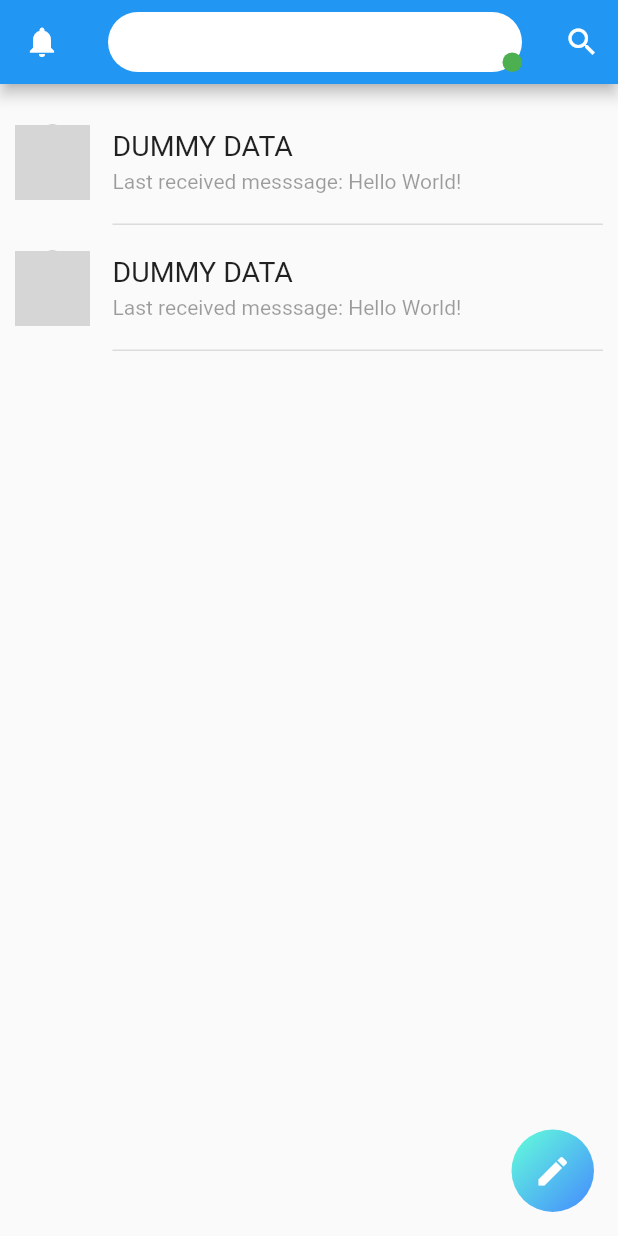
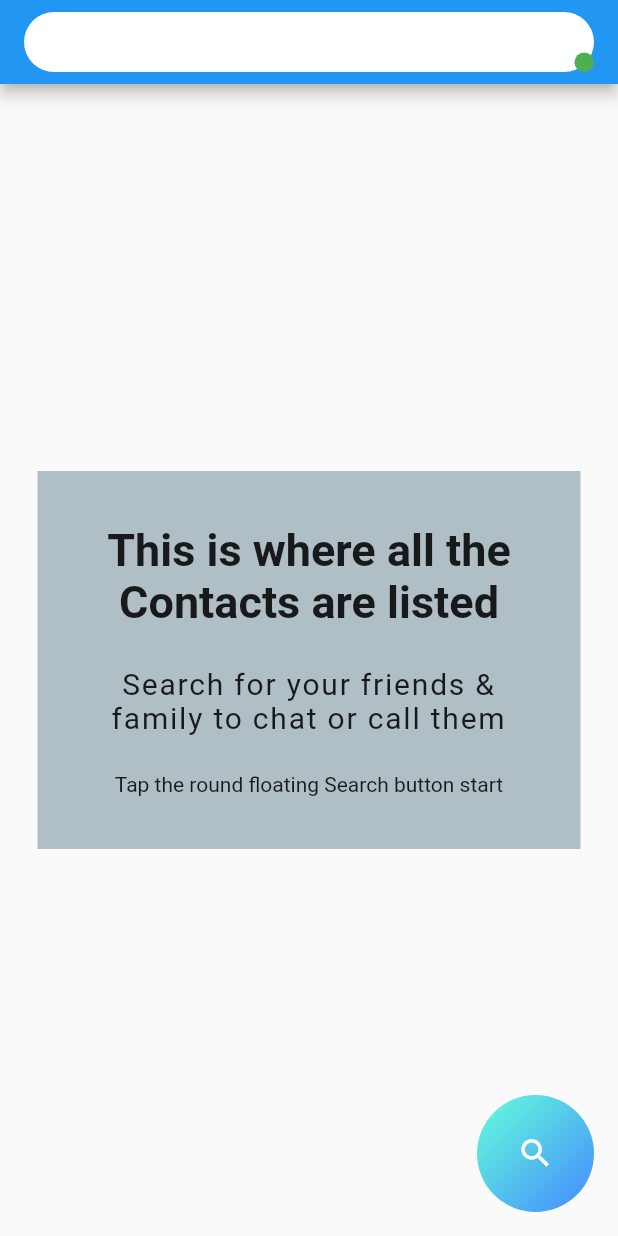
Before and after one commit to mowet601/rtc_firebase, a Flutter app: the ChatListScreen screen opened directly, on a phone screen of 412 x 824 dp. Run offline on Flutter 3.47's test engine with Material 2 defaults, Android fonts, the phone set to English and light mode, and no system bars; our stand-ins replace audioplayers, cached_network_image, cloud_firestore, email_validator, firebase_core, firebase_storage and 4 more; missing offline and left inert: agora_rtc_engine, cloud_firestore_web, emoji_picker, firebase_core_web, shared_preferences_web; accounts and stored records are empty; project files that could hold a hidden picture were left out; grey boxes are pictures that could not be loaded.

Commit message:
ringtone contactlist call ui mod

```diff
--- a/lib/generated_plugin_registrant.dart
+++ b/lib/generated_plugin_registrant.dart
@@ -5,6 +5,7 @@
 // ignore: unused_import
 import 'dart:ui';
 
+import 'package:audioplayers/audioplayers_web.dart';
 import 'package:cloud_firestore_web/cloud_firestore_web.dart';
 import 'package:firebase_core_web/firebase_core_web.dart';
 import 'package:fluttertoast/fluttertoast_web.dart';
@@ -14,6 +15,7 @@ import 'package:flutter_web_plugins/flutter_web_plugins.dart';
 
 // ignore: public_member_api_docs
 void registerPlugins(PluginRegistry registry) {
+  AudioplayersPlugin.registerWith(registry.registrarFor(AudioplayersPlugin));
   FirebaseFirestoreWeb.registerWith(registry.registrarFor(FirebaseFirestoreWeb));
   FirebaseCoreWeb.registerWith(registry.registrarFor(FirebaseCoreWeb));
   FluttertoastWebPlugin.registerWith(registry.registrarFor(FluttertoastWebPlugin));
--- /dev/null
+++ b/lib/models/contactModel.dart
@@ -0,0 +1,35 @@
+import 'package:cloud_firestore/cloud_firestore.dart';
+
+class ContactModel {
+  String uid;
+  String fullname;
+  String email;
+  String profilePhoto;
+  Timestamp timeAdded;
+
+  ContactModel({
+    this.uid,
+    this.fullname,
+    this.email,
+    this.profilePhoto,
+    this.timeAdded,
+  });
+
+  Map<String, dynamic> toMap() {
+    var data = Map<String, dynamic>();
+    data['contact_uid'] = this.uid;
+    data['fullname'] = this.fullname;
+    data['email'] = this.email;
+    data['profilePhoto'] = this.profilePhoto;
+    data['time_added'] = this.timeAdded;
+    return data;
+  }
+
+  ContactModel.fromMap(Map<String, dynamic> map) {
+    this.uid = map['contact_uid'];
+    this.fullname = map['fullname'];
+    this.email = map['email'];
+    this.profilePhoto = map['profilePhoto'];
+    this.timeAdded = map['time_added'];
+  }
+}
--- a/lib/screens/callscreens/pickup_layout.dart
+++ b/lib/screens/callscreens/pickup_layout.dart
@@ -15,8 +15,8 @@ class PickupLayout extends StatelessWidget {
   @override
   Widget build(BuildContext context) {
     final UserProvider userProvider = Provider.of<UserProvider>(context);
-    print('userprovider? ' + (userProvider != null).toString());
-    print('userprovider.getuser? ' + (userProvider.getUser != null).toString());
+    // print('userprovider? ' + (userProvider != null).toString());
+    // print('userprovider.getuser? ' + (userProvider.getUser != null).toString());
     return (userProvider != null && userProvider.getUser != null)
         ? StreamBuilder<DocumentSnapshot>(
             stream: callMethods.callStream(uid: userProvider.getUser.uid),
--- a/lib/screens/chatlist_screen.dart
+++ b/lib/screens/chatlist_screen.dart
@@ -1,67 +1,27 @@
+import 'package:cloud_firestore/cloud_firestore.dart';
 import 'package:flutter/material.dart';
-import 'package:shared_preferences/shared_preferences.dart';
+import 'package:provider/provider.dart';
+import 'package:webrtc_test/models/contactModel.dart';
+import 'package:webrtc_test/models/userProvider.dart';
+import 'package:webrtc_test/string_constant.dart';
 
 import 'custom_tile.dart';
 
-class ChatListScreen extends StatefulWidget {
-  @override
-  _ChatListScreenState createState() => _ChatListScreenState();
-}
-
-class _ChatListScreenState extends State<ChatListScreen> {
-  String currentUser = '';
-
-  @override
-  void initState() {
-    super.initState();
-    getCurrentUserfromPrefs();
-  }
-
-  void getCurrentUserfromPrefs() async {
-    SharedPreferences prefs = await SharedPreferences.getInstance();
-    setState(() {
-      currentUser = prefs.getString('myemail').split('@')[0];
-    });
-  }
-
+class ChatListScreen extends StatelessWidget {
   @override
   Widget build(BuildContext context) {
+    final UserProvider userProvider = Provider.of<UserProvider>(context);
     return Scaffold(
       appBar: AppBar(
-        leading: IconButton(
-          icon: Icon(
-            Icons.notifications,
-            color: Colors.white,
+        centerTitle: true,
+        title: getUsernameBar(userProvider.getUser.name.split(' ')[0]),
       ),
-          onPressed: () {},
-        ),
-        title: getUsernameBar(),
-        centerTitle: true,
-        actions: [
-          IconButton(
-            icon: Icon(
-              Icons.search,
-              color: Colors.white,
-            ),
-            onPressed: () {
-              Navigator.pushNamed(context, '/search');
-            },
-          ),
-          // IconButton(
-          //   icon: Icon(
-          //     Icons.more_vert,
-          //     color: Colors.white,
-          //   ),
-          //   onPressed: () {},
-          // ),
-        ],
-      ),
-      floatingActionButton: newChatButton(),
-      body: ChatListContainer(currentUser),
+      floatingActionButton: searchButton(context),
+      body: ChatListContainer(myUserId: userProvider.getUser.uid),
     );
   }
 
-  Widget getUsernameBar() {
+  Widget getUsernameBar(String name) {
     return Container(
       height: 40,
       decoration: BoxDecoration(
@@ -72,7 +32,7 @@ class _ChatListScreenState extends State<ChatListScreen> {
         children: [
           Align(
             alignment: Alignment.center,
-            child: Text(currentUser.toUpperCase(),
+            child: Text(name,
                 style: TextStyle(
                     fontWeight: FontWeight.bold,
                     color: Colors.blueAccent,
@@ -95,7 +55,7 @@ class _ChatListScreenState extends State<ChatListScreen> {
     );
   }
 
-  Widget newChatButton() {
+  Widget searchButton(BuildContext c) {
     return Container(
       decoration: BoxDecoration(
           gradient: LinearGradient(
@@ -103,43 +63,66 @@ class _ChatListScreenState extends State<ChatListScreen> {
               begin: Alignment.topLeft,
               end: Alignment.bottomRight),
           borderRadius: BorderRadius.circular(40)),
-      child: Icon(
-        Icons.edit,
+      child: IconButton(
+        icon: Icon(Icons.search),
         color: Colors.white,
-        size: 25,
+        iconSize: 25,
+        onPressed: () {
+          Navigator.pushNamed(c, '/search');
+        },
       ),
       padding: EdgeInsets.all(15),
     );
   }
 }
 
-class ChatListContainer extends StatefulWidget {
-  final String currentUserId;
+class ChatListContainer extends StatelessWidget {
+  final String myUserId;
 
-  const ChatListContainer(this.currentUserId);
+  const ChatListContainer({this.myUserId});
 
-  @override
-  _ChatListContainerState createState() => _ChatListContainerState();
-}
-
-class _ChatListContainerState extends State<ChatListContainer> {
   @override
   Widget build(BuildContext context) {
     return Container(
-      child: ListView.builder(
+      child: StreamBuilder<QuerySnapshot>(
+          stream: fetchContacts(myUserId),
+          builder: (context, snapshot) {
+            if (snapshot.hasData) {
+              var docList = snapshot.data.docs;
+              if (docList.isEmpty) {
+                return quietBox();
+              } else
+                return ListView.builder(
                     padding: EdgeInsets.all(10),
-          itemCount: 2,
+                    itemCount: docList.length,
                     itemBuilder: (context, index) {
+                      ContactModel contact =
+                          ContactModel.fromMap(docList[index].data());
+                      return contactTile(contact);
+                    });
+            }
+            return Center(
+              child: CircularProgressIndicator(),
+            );
+          }),
+    );
+  }
+
+  Widget contactTile(ContactModel contact) {
     return CustomTile(
       mini: false,
       onTap: () {},
       title: Text(
-                'DUMMY DATA',
+        contact.fullname,
         style: TextStyle(fontSize: 19),
       ),
       subtitle: Text(
-                'Last received messsage: Hello World!',
+        contact.email,
         style: TextStyle(color: Colors.black38, fontSize: 14),
+      ),
+      trailing: Text(
+        contact.uid,
+        style: TextStyle(color: Colors.grey, fontSize: 10),
       ),
       leading: Container(
         constraints: BoxConstraints(maxHeight: 50, maxWidth: 50),
@@ -148,8 +131,7 @@ class _ChatListContainerState extends State<ChatListContainer> {
             CircleAvatar(
               maxRadius: 30,
               backgroundColor: Colors.grey,
-                      backgroundImage: NetworkImage(
-                          'https://media-exp1.licdn.com/dms/image/C5603AQGCe3CwEl_Jmw/profile-displayphoto-shrink_200_200/0?e=1606348800&v=beta&t=YmLJ31uRSUsEJHGBCBZcPRm8nqA2isG2xS2tI_oJMMc'),
+              backgroundImage: NetworkImage(contact.profilePhoto),
             ),
             Align(
               alignment: Alignment.bottomRight,
@@ -158,7 +140,8 @@ class _ChatListContainerState extends State<ChatListContainer> {
                 width: 13,
                 decoration: BoxDecoration(
                   shape: BoxShape.circle,
-                          color: Colors.green,
+                  color:
+                      Colors.purple, // TODO : implement online status flagging
                 ),
               ),
             )
@@ -166,7 +149,54 @@ class _ChatListContainerState extends State<ChatListContainer> {
         ),
       ),
     );
-          }),
+  }
+
+  Stream<QuerySnapshot> fetchContacts(String userId) {
+    return FirebaseFirestore.instance
+        .collection(USERS_COLLECTION)
+        .doc(userId)
+        .collection(CONTACTS_COLLECTION)
+        .snapshots();
+  }
+
+  Widget quietBox() {
+    return Center(
+      child: Padding(
+        padding: EdgeInsets.symmetric(horizontal: 25),
+        child: Container(
+          color: Colors.blueGrey[200],
+          padding: EdgeInsets.symmetric(vertical: 35, horizontal: 25),
+          child: Column(
+            mainAxisSize: MainAxisSize.min,
+            crossAxisAlignment: CrossAxisAlignment.center,
+            children: [
+              Text(
+                'This is where all the Contacts are listed',
+                textAlign: TextAlign.center,
+                style: TextStyle(
+                  fontWeight: FontWeight.bold,
+                  fontSize: 30,
+                ),
+              ),
+              SizedBox(height: 25),
+              Text(
+                'Search for your friends & family to chat or call them',
+                textAlign: TextAlign.center,
+                style: TextStyle(
+                  letterSpacing: 1.2,
+                  fontWeight: FontWeight.normal,
+                  fontSize: 20,
+                ),
+              ),
+              SizedBox(height: 25),
+              Text(
+                'Tap the round floating Search button start',
+                // style: TextStyle(color: Colors.grey),
+              )
+            ],
+          ),
+        ),
+      ),
     );
   }
 }
--- a/lib/string_constant.dart
+++ b/lib/string_constant.dart
@@ -1,3 +1,4 @@
 const String USERS_COLLECTION = 'users';
 const String MESSAGES_COLLECTION = 'messages';
 const String CALL_COLLECTION = 'calls';
+const String CONTACTS_COLLECTION = 'contacts';
```
Also changed, not shown: lib/screens/callscreens/call_screen.dart (+9 -3 lines), lib/screens/callscreens/pickup_screen.dart (+39 -18 lines), lib/screens/chat_screen.dart (+8 -2 lines), lib/screens/search_screen.dart (+57 -8 lines), pubspec.yaml (+5 -5 lines), 3 other files. Lines whose indentation alone changed are shown as unchanged.
